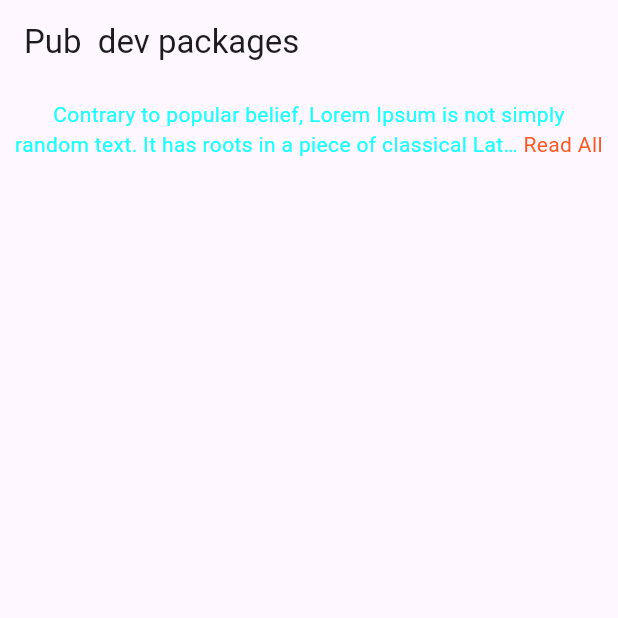
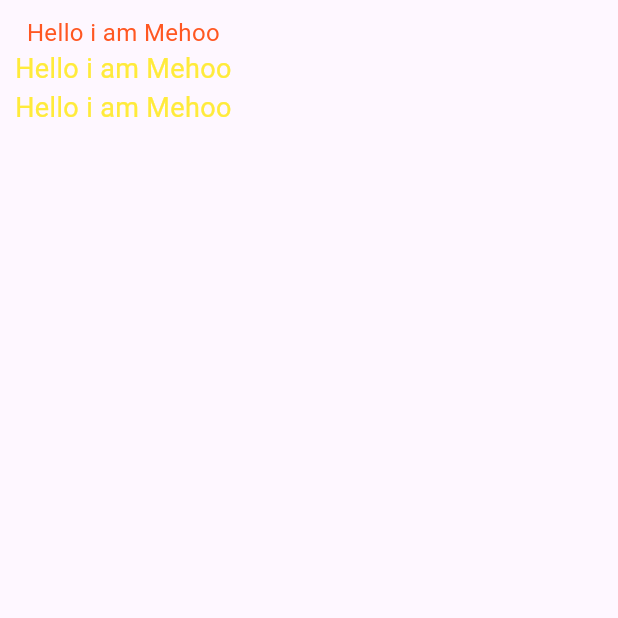
Before and after one commit to Abasalat/lottery_app_ch3, a Flutter app: the screen it shows after launch, on a phone screen of 412 x 824 dp, the top half of it. Run offline on Flutter 3.47's test engine with Material 3 defaults, Android fonts, the phone set to English and light mode, and no system bars; drawn by our look-alikes of readmore.

Commit message:
Add the constants

```diff
--- /dev/null
+++ b/lib/constructor_comp_const/constant.dart
@@ -0,0 +1,7 @@
+import 'package:flutter/material.dart';
+
+const Color blueColor = Colors.blue;
+
+const Color yellowColor = Colors.yellow;
+
+const headingTextStyle = TextStyle(fontSize: 16, color: Colors.deepOrange);
--- /dev/null
+++ b/lib/constructor_comp_const/constor_screen.dart
@@ -0,0 +1,35 @@
+import 'package:flutter/material.dart';
+import 'package:lottery_app/constructor_comp_const/constant.dart';
+
+class ConstorScreen extends StatefulWidget {
+  const ConstorScreen({super.key});
+
+  @override
+  State<ConstorScreen> createState() => _ConstorScreenState();
+}
+
+class _ConstorScreenState extends State<ConstorScreen> {
+  @override
+  Widget build(BuildContext context) {
+    return Scaffold(
+      body: SafeArea(
+        child: Padding(
+          padding: const EdgeInsets.all(10),
+          child: Column(
+            children: [
+              Text("Hello i am Mehoo", style: headingTextStyle),
+              Text(
+                "Hello i am Mehoo",
+                style: TextStyle(fontSize: 18, color: yellowColor),
+              ),
+              Text(
+                "Hello i am Mehoo",
+                style: TextStyle(fontSize: 18, color: yellowColor),
+              ),
+            ],
+          ),
+        ),
+      ),
+    );
+  }
+}
--- a/lib/main.dart
+++ b/lib/main.dart
@@ -1,4 +1,5 @@
 import 'package:flutter/material.dart';
+import 'package:lottery_app/constructor_comp_const/constor_screen.dart';
 import 'package:lottery_app/pubbb_dev_packages/pub_devv.dart';
 //import 'package:lottery_app/whatapp_ui_widgets/whatapp_screen.dart';
 // import 'package:lottery_app/home_screen.dart';
@@ -31,7 +32,8 @@ class _MyappState extends State<Myapp> {
       //   LotteryScreen.id: (context) => LotteryScreen(),
       // },
       //home: WhatappScreen(),
-      home: PubDevv(),
+      //home: PubDevv(),
+      home: ConstorScreen(),
     );
   }
 }
```
